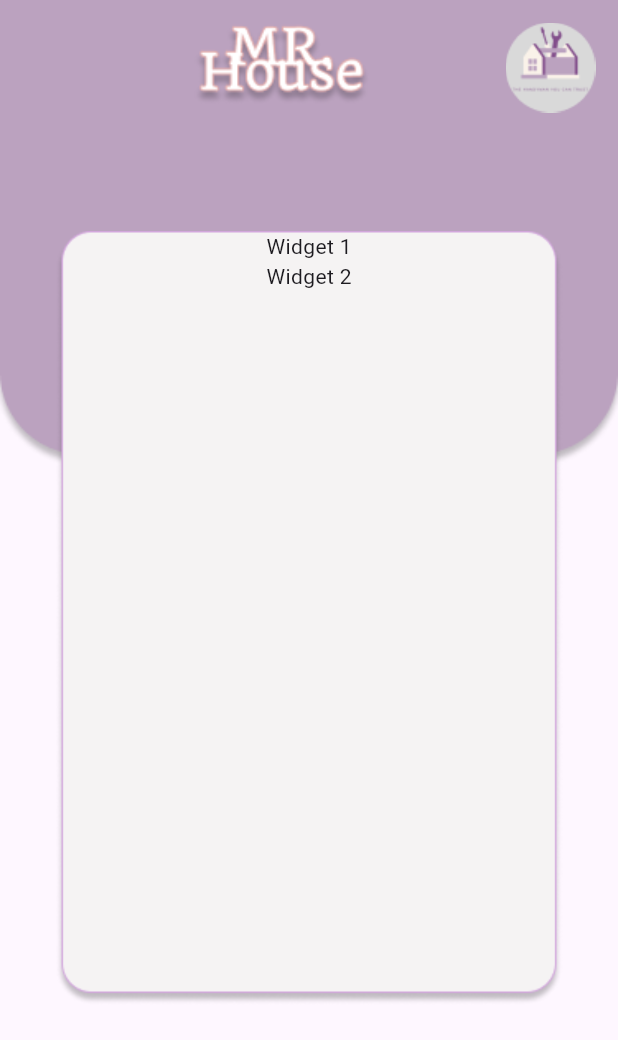
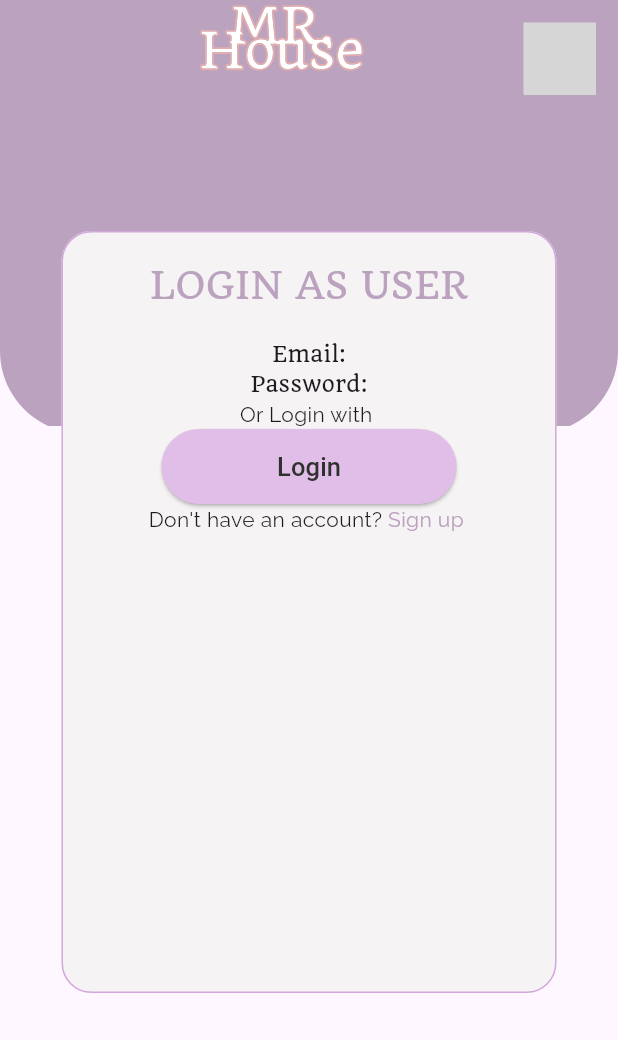
Before and after one commit to rawanhassan99/test, a Flutter app: the screen it shows after launch, on a phone screen of 412 x 824 dp. Shown: the top 1040 px of the screen. Run offline on Flutter 3.47's test engine with Material 3 defaults, Android fonts, the phone set to English and light mode, and no system bars; our stand-ins replace flutter_svg; grey boxes are pictures that could not be loaded.

Commit message:
first commit

```diff
--- a/lib/main.dart
+++ b/lib/main.dart
@@ -1,6 +1,6 @@
 import 'package:flutter/material.dart';
 import 'package:grad_proj/pages/login.dart';
-import 'package:grad_proj/pages/signUp.dart';
+import 'package:grad_proj/pages/SignUp.dart';
 import 'package:grad_proj/pages/splashScreen.dart';
 import 'package:grad_proj/pages/welcome.dart';
 
--- a/lib/pages/login.dart
+++ b/lib/pages/login.dart
@@ -1,62 +1,108 @@
+// ignore_for_file: prefer_const_constructors, prefer_const_literals_to_create_immutables
+
 import 'package:flutter/material.dart';
+import 'package:flutter_svg/flutter_svg.dart';
+
 class Login extends StatelessWidget {
-  const Login({super.key});
+   const Login({Key? key});
 
   @override
   Widget build(BuildContext context) {
     return SafeArea(
-
       child: Scaffold(
-         body: Container(
-
+        body: SizedBox(
           width: double.infinity,
           height: double.infinity,
           child: Stack(
             children: [
-
               Positioned(
                 top: 0,
                 right: 0,
                 left: 0,
-
-                child:
-                Image.asset(
-                  "assets/images/menu&profile&rec.png",fit: BoxFit.cover)
+                child: SvgPicture.asset(
+                  "assets/images/menu&profile&rec.svg",
+                  fit: BoxFit.cover,
+                ),
               ),
               Positioned(
                   top: 15,
                   right: 15,
-                child: Image.asset("assets/images/Fix-It Corbit-fotor-2 1.png")),
+                  child: SvgPicture.asset(
+                    "assets/images/Fix-It Corbit-fotor-2 1.svg",
+                    fit: BoxFit.cover,
+                  )),
               Center(
                 child: Stack(
                   children: [
-      Image.asset(
-        "assets/images/Rec that Contain Categories.png",
+                    SvgPicture.asset(
+                      "assets/images/Rec that Contain Categories.svg",
                       fit: BoxFit.cover,
                     ),
                      Positioned.fill(
                       child: Column(
                         //mainAxisAlignment: MainAxisAlignment.center,
                         children: [
-            Text('Widget 1'),
-            Text('Widget 2'),
+                          Text(
+                            'LOGIN AS USER',
+                            style: TextStyle(
+                                fontFamily: "Quando",
+                                color: Color(0xFFBBA2BF),
+                                height: 3,
+                                fontSize: 24),
+                          ),
+                          Text('Email:',
+                              style: TextStyle(
+                                fontFamily: "Quando",
+                              )),
+                          Text('Password:',
+                              style: TextStyle(
+                                fontFamily: "Quando",
+                              )),
+                          Text('Or Login with ',
+                              style: TextStyle(
+                                fontFamily: "Raleway",
+                              )),
+                           ElevatedButton(
+                onPressed: () {
+                  Navigator.pushNamed(context, "/signup");
+                },
 
+                style: ButtonStyle(
+                  backgroundColor:
+                      MaterialStateProperty.all(Colors.purple[100]),
+                  padding: MaterialStateProperty.all(
+                      EdgeInsets.symmetric(horizontal: 77, vertical: 13)),
+                  shape: MaterialStateProperty.all(RoundedRectangleBorder(
+                      borderRadius: BorderRadius.circular(27))),
+                ),
+                child: Text(
+                  "Login",
+                  style: TextStyle(fontSize: 17, color: Colors.grey[850]),
+                ),
+              ),
+                          Row(
+                            mainAxisAlignment: MainAxisAlignment.center,
+                            children: [
+                              Text('Don\'t have an account? ',
+                                  style: TextStyle(
+                                    fontFamily: "Raleway",
+                                  )),
+                              Text('Sign up ',
+                                  style: TextStyle(
+                                    fontFamily: "Raleway",
+                                    color: Color(0xFFBBA2BF),
+                                  )),
+                            ],
+                          ),
                         ],
                       ),
                     ),
                   ],
                 ),
               )
-
-
             ],
-
-
           ),
         ),
-
-
-
       ),
     );
   }
--- a/lib/pages/signUp.dart
+++ b/lib/pages/signUp.dart
@@ -1,9 +1,10 @@
+// ignore: file_names
 import 'package:flutter/material.dart';
 class SignUp extends StatelessWidget {
   const SignUp({super.key});
 
   @override
   Widget build(BuildContext context) {
-    return Scaffold();
+    return const Scaffold();
   }
 }
--- a/lib/pages/splashScreen.dart
+++ b/lib/pages/splashScreen.dart
@@ -4,7 +4,7 @@ class SplashScreen extends StatelessWidget {
 
   @override
   Widget build(BuildContext context) {
-    return Scaffold(
+    return const Scaffold(
 
     );
   }
--- a/lib/pages/welcome.dart
+++ b/lib/pages/welcome.dart
@@ -4,6 +4,6 @@ class Welcome extends StatelessWidget {
 
   @override
   Widget build(BuildContext context) {
-    return Scaffold();
+    return const Scaffold();
   }
 }
```
Also changed, not shown: pubspec.yaml (+10 -12 lines), tesst.dart (added, +67 -0 lines), assets/fonts/Quando-Regular.ttf (added), assets/fonts/Raleway-Bold.ttf (added), assets/images/Fix-It Corbit-fotor-2 1.png (deleted), assets/images/Fix-It Corbit-fotor-2 1.svg (added), assets/images/Rec that Contain Categories.png (deleted), assets/images/Rec that Contain Categories.svg (added), assets/images/menu&profile&rec.png (deleted), assets/images/menu&profile&rec.svg (added), pubspec.lock, 1 other file. Lines whose indentation alone changed are shown as unchanged.
